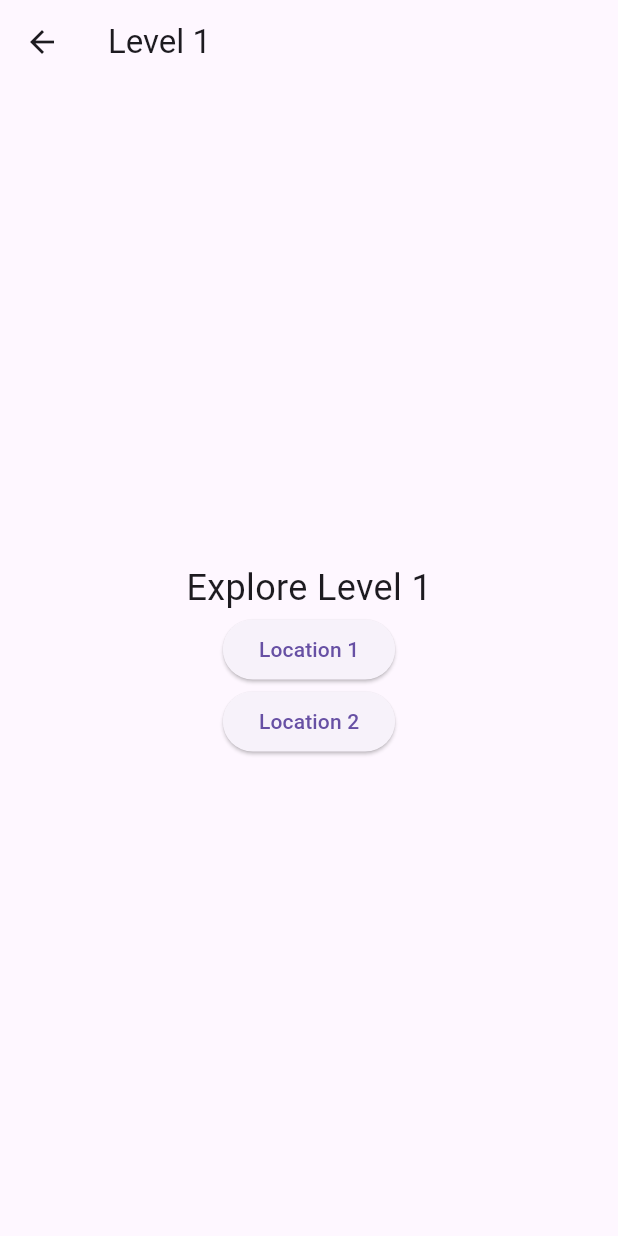
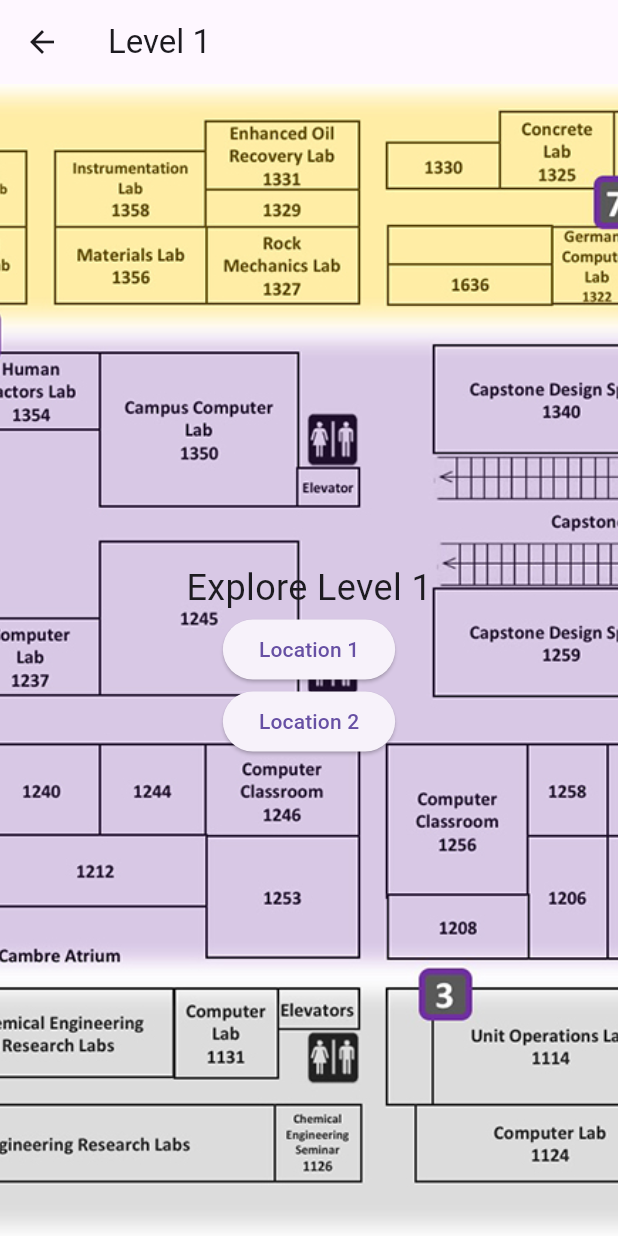
Before and after one commit to JacobRodrigue03/ScavengerHunt, a Flutter app: the screen it shows after launch, after a tap on an icon or button, on a phone screen of 412 x 824 dp. Run offline on Flutter 3.47's test engine with Material 3 defaults, Android fonts, the light colour scheme and no system bars; our stand-ins replace shared_preferences.

Commit message:
Made images appear on level page

```diff
--- a/flutter_application_scavenge/lib/level_page.dart
+++ b/flutter_application_scavenge/lib/level_page.dart
@@ -8,13 +8,38 @@ class LevelPage extends StatelessWidget {
 
   @override
   Widget build(BuildContext context) {
+    // Get the map image path based on the level
+    String _mapImage;
+    switch (level) {
+      case '1':
+        _mapImage = 'assets/images/floor_1_pft.jpg';
+        break;
+      case '2':
+        _mapImage = 'assets/images/floor_2_pft.jpg';
+        break;
+      case '3':
+        _mapImage = 'assets/images/floor_3_pft.jpg';
+        break;
+      default:
+        _mapImage = 'assets/images/floor_1_pft.jpg';
+        break;
+    }
+
     return Scaffold(
       appBar: AppBar(title: Text('Level $level')),
-      body: Center(
+      body: Container(
+        decoration: BoxDecoration(
+          image: DecorationImage(
+            image: AssetImage(_mapImage),
+            fit: BoxFit.cover,
+          ),
+        ),
+        child: Center(
           child: Column(
             mainAxisAlignment: MainAxisAlignment.center,
             children: [
-            Text('Explore Level $level', style: const TextStyle(fontSize: 24)),
+              Text('Explore Level $level',
+                  style: const TextStyle(fontSize: 24)),
               ElevatedButton(
                 onPressed: () {
                   Navigator.push(
@@ -40,6 +65,7 @@ class LevelPage extends StatelessWidget {
             ],
           ),
         ),
+      ),
     );
   }
 }
```
Lines whose indentation alone changed are shown as unchanged.
